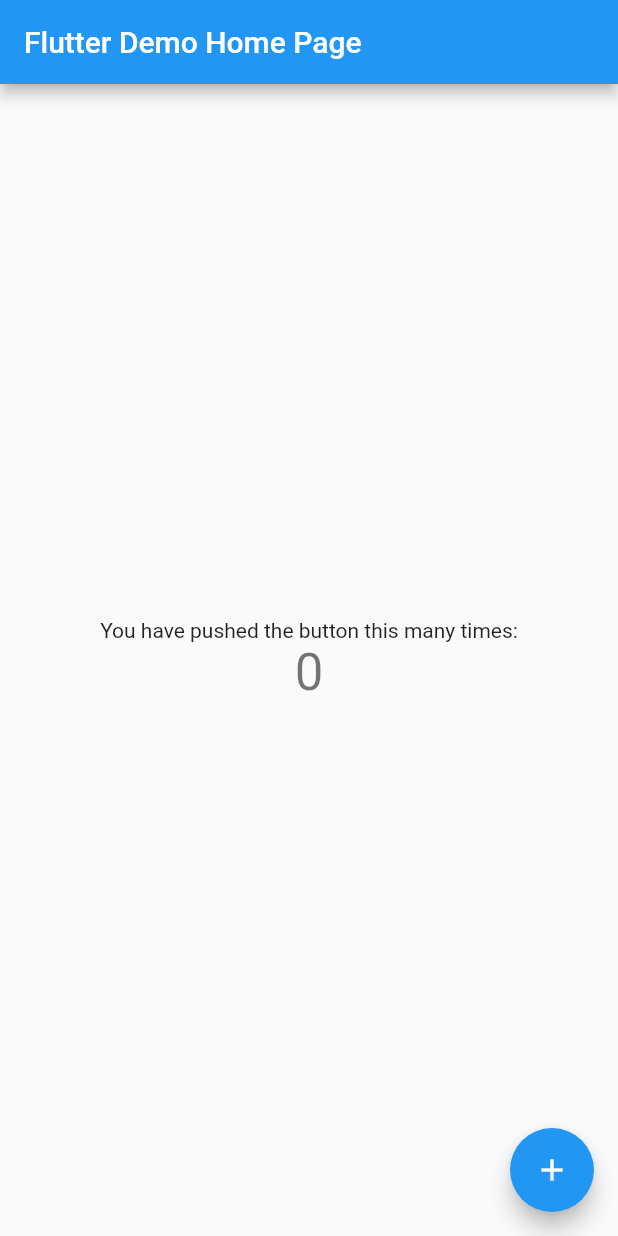
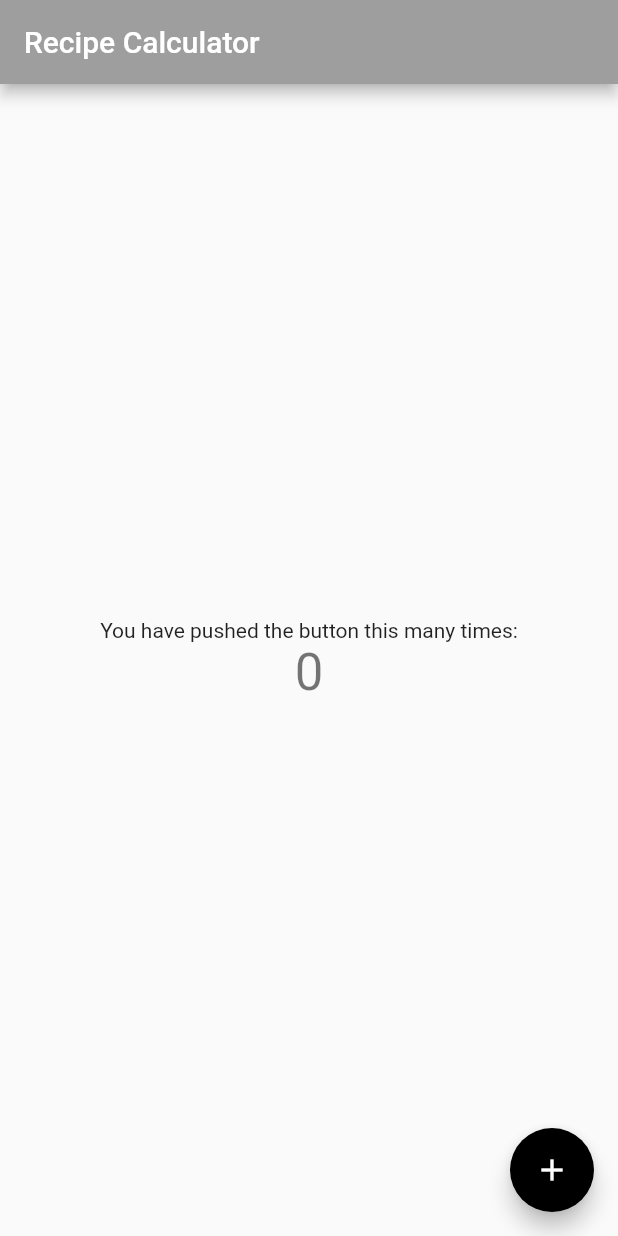
Before and after one commit to micedreams/flutterApprentice-, a Flutter app: the screen it shows after launch, on a phone screen of 412 x 824 dp. Run offline on Flutter 3.47's test engine with Material 2 defaults, Android fonts, the phone set to English and light mode, and no system bars.

Commit message:
Styling your app

```diff
--- a/recipes/lib/main.dart
+++ b/recipes/lib/main.dart
@@ -10,12 +10,18 @@ class RecipesApp extends StatelessWidget {
 
   @override
   Widget build(BuildContext context) {
+    const title = "Recipe Calculator";
+    ThemeData theme = ThemeData();
     return MaterialApp(
-      title: 'Flutter Demo',
-      theme: ThemeData(
-        primarySwatch: Colors.blue,
+      title: title,
+      debugShowCheckedModeBanner: false,
+      theme: theme.copyWith(
+        colorScheme: theme.colorScheme.copyWith(
+          primary: Colors.grey,
+          secondary: Colors.black,
+        ),
       ),
-      home: const MyHomePage(title: 'Flutter Demo Home Page'),
+      home: const MyHomePage(title: title),
     );
   }
 }
```
